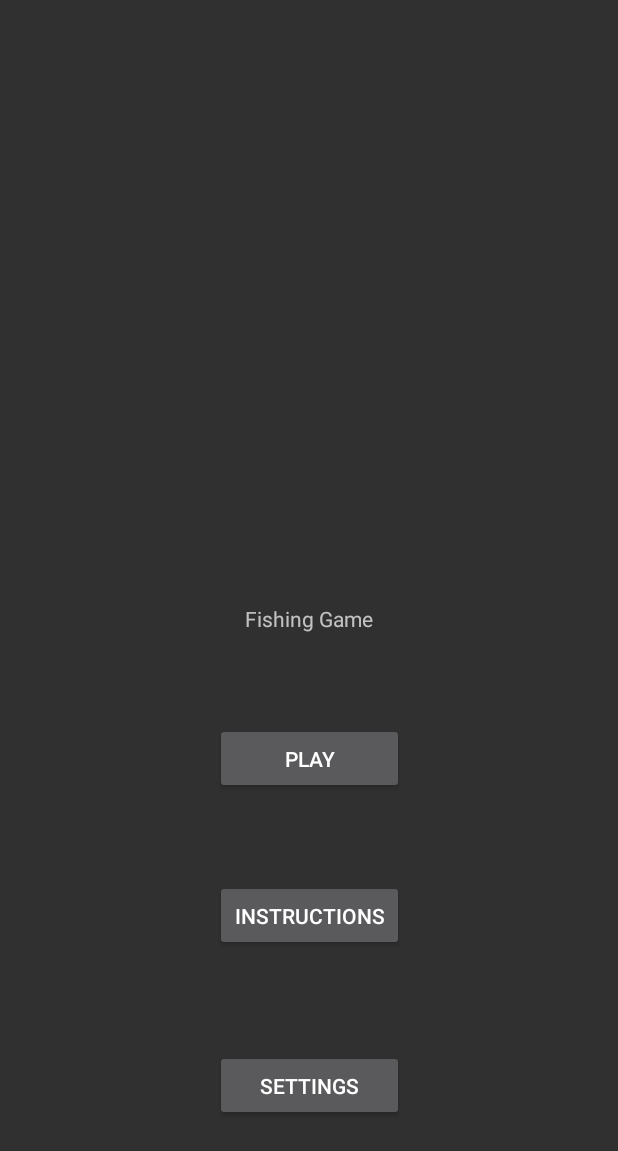
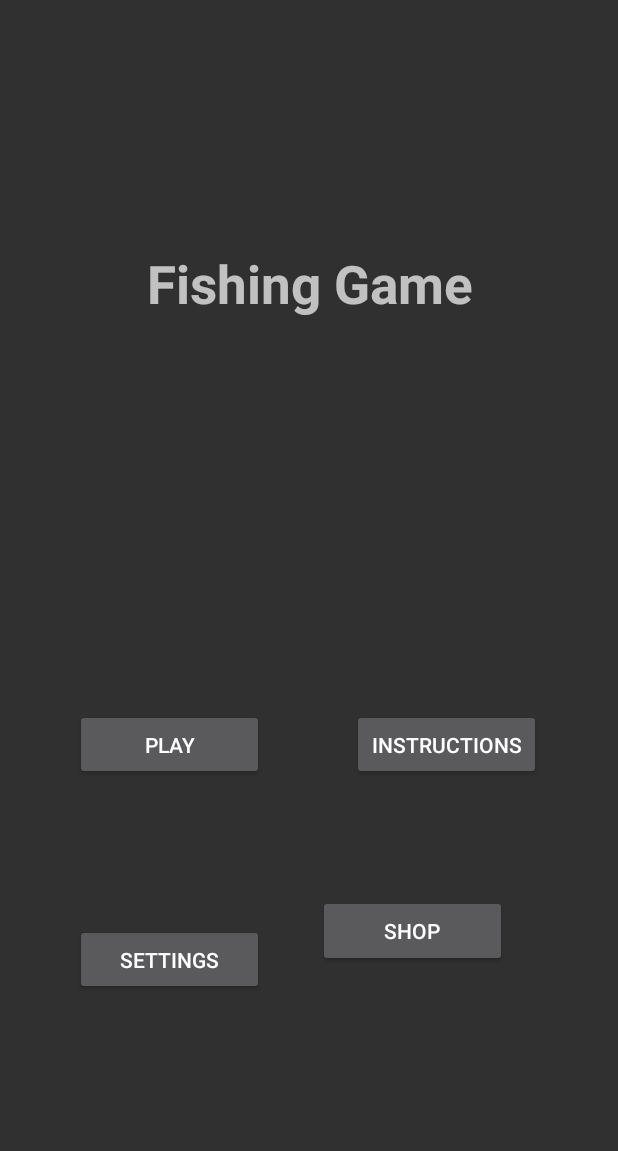
Before and after one commit to bandachi/Finger-Fishing, an Android app: the screen it shows after launch (MainActivity), on a phone screen of 412 x 824 dp. Shown: the top 1151 px of the screen. Run offline under Robolectric (Android 15) with nearby library versions, the phone set to English and light mode, and no system bars.

Commit message:
Redesigned main menu and added shop

```diff
--- a/app/src/main/AndroidManifest.xml
+++ b/app/src/main/AndroidManifest.xml
@@ -30,7 +30,8 @@
         <activity
             android:name=".LoseActivity"
             android:screenOrientation="portrait" />
-        <activity android:name=".InstructionActivity"></activity>
+        <activity android:name=".InstructionActivity" />
+        <activity android:name=".ShopActivity"></activity>
     </application>
 
 </manifest>
--- a/app/src/main/res/layout/activity_main.xml
+++ b/app/src/main/res/layout/activity_main.xml
@@ -7,14 +7,18 @@
     tools:context=".MainActivity">
 
     <TextView
-        android:id="@+id/textView"
+        android:id="@+id/titleText"
         android:layout_width="wrap_content"
         android:layout_height="wrap_content"
         android:text="Fishing Game"
+        android:textSize="35sp"
+        android:textStyle="bold"
         app:layout_constraintBottom_toBottomOf="parent"
+        app:layout_constraintHorizontal_bias="0.503"
         app:layout_constraintLeft_toLeftOf="parent"
         app:layout_constraintRight_toRightOf="parent"
-        app:layout_constraintTop_toTopOf="parent" />
+        app:layout_constraintTop_toTopOf="parent"
+        app:layout_constraintVertical_bias="0.213" />
 
     <Button
         android:id="@+id/startGame"
@@ -28,9 +32,27 @@
         android:text="@string/play"
         app:layout_constraintBottom_toBottomOf="parent"
         app:layout_constraintEnd_toEndOf="parent"
+        app:layout_constraintHorizontal_bias="0.155"
         app:layout_constraintStart_toStartOf="parent"
         app:layout_constraintTop_toTopOf="parent"
-        app:layout_constraintVertical_bias="0.623" />
+        app:layout_constraintVertical_bias="0.611" />
+
+    <Button
+        android:id="@+id/instructions"
+        android:layout_width="126dp"
+        android:layout_height="47dp"
+        android:layout_marginBottom="8dp"
+        android:layout_marginEnd="8dp"
+        android:layout_marginStart="8dp"
+        android:layout_marginTop="8dp"
+        android:onClick="changeToInstructions"
+        android:text="Instructions"
+        app:layout_constraintBottom_toBottomOf="parent"
+        app:layout_constraintEnd_toEndOf="parent"
+        app:layout_constraintHorizontal_bias="0.839"
+        app:layout_constraintStart_toStartOf="parent"
+        app:layout_constraintTop_toTopOf="parent"
+        app:layout_constraintVertical_bias="0.611" />
 
     <Button
         android:id="@+id/settings"
@@ -44,25 +66,27 @@
         android:text="@string/settings"
         app:layout_constraintBottom_toBottomOf="parent"
         app:layout_constraintEnd_toEndOf="parent"
-        app:layout_constraintHorizontal_bias="0.501"
+        app:layout_constraintHorizontal_bias="0.155"
         app:layout_constraintStart_toStartOf="parent"
         app:layout_constraintTop_toTopOf="parent"
-        app:layout_constraintVertical_bias="0.91" />
+        app:layout_constraintVertical_bias="0.799" />
 
     <Button
-        android:id="@+id/button"
-        android:onClick="instructionButton"
+        android:id="@+id/shop"
+        android:onClick="changeToShop"
         android:layout_width="126dp"
-        android:layout_height="47dp"
+        android:layout_height="wrap_content"
         android:layout_marginBottom="8dp"
         android:layout_marginEnd="8dp"
         android:layout_marginStart="8dp"
         android:layout_marginTop="8dp"
-        android:text="Instructions"
+        android:text="SHOP"
         app:layout_constraintBottom_toBottomOf="parent"
         app:layout_constraintEnd_toEndOf="parent"
-        app:layout_constraintStart_toStartOf="parent"
-        app:layout_constraintTop_toTopOf="parent"
-        app:layout_constraintVertical_bias="0.761" />
+        app:layout_constraintHorizontal_bias="0.3"
+        app:layout_constraintStart_toEndOf="@+id/settings"
+        app:layout_constraintTop_toBottomOf="@+id/instructions"
+        app:layout_constraintVertical_bias="0.285" />
+
 
 </android.support.constraint.ConstraintLayout>
```
Also changed, not shown: app/src/main/java/com/gerrymatthewnick/randomsideproject/tempfishingname/MainActivity.java (+6 -1 lines), app/src/main/java/com/gerrymatthewnick/randomsideproject/tempfishingname/ShopActivity.java (added, +13 -0 lines), app/src/main/res/layout/activity_shop.xml (added, +22 -0 lines).
